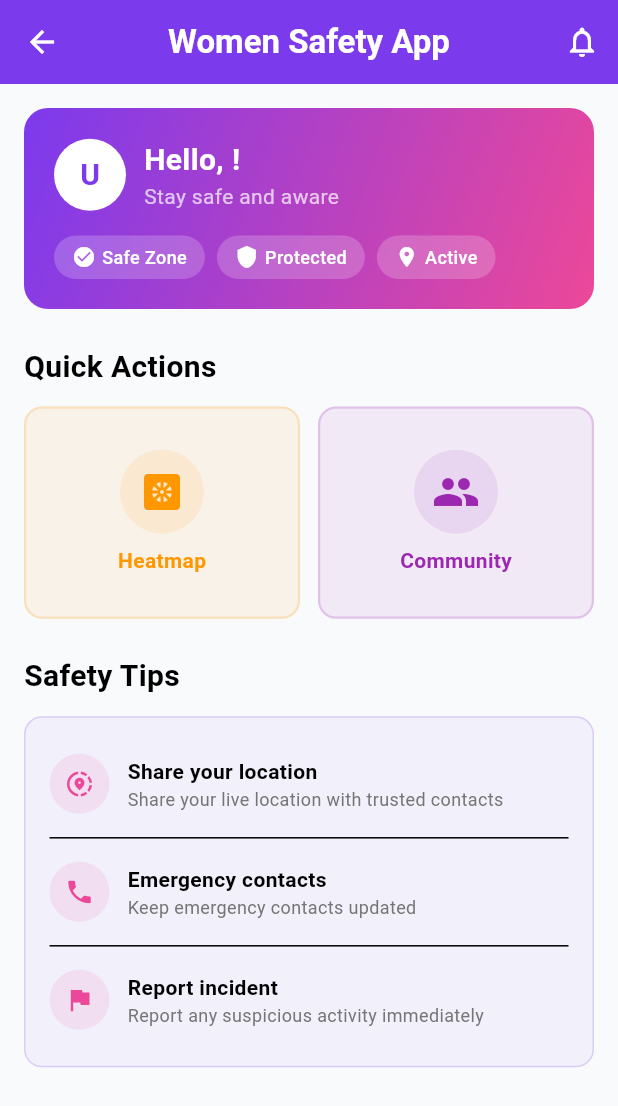
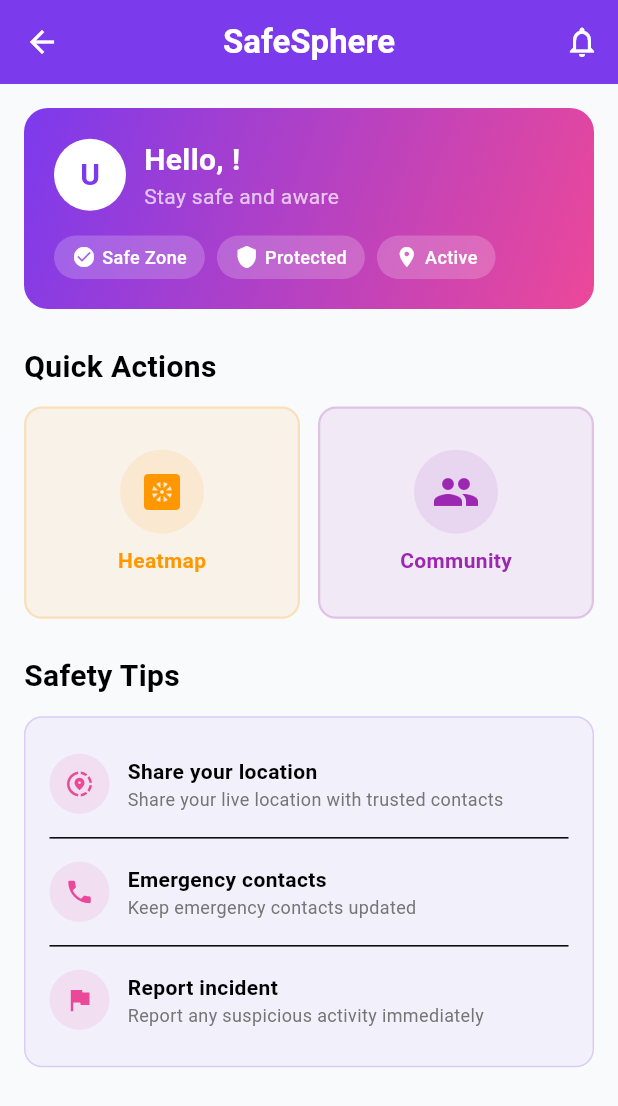
Before and after one commit to Ankita0325/SafeSphere, a Flutter app: the HomeContent screen opened directly, on a phone screen of 412 x 824 dp. Shown: the top 1106 px of the screen. Run offline on Flutter 3.47's test engine with Material 3 defaults, Android fonts, the light colour scheme and no system bars; our stand-ins replace firebase_core, flutter_map, geocoding, geolocator, google_fonts, latlong2 and 4 more; accounts and stored records are empty; network calls fail.

Commit message:
improve map with working

```diff
--- a/frontend/lib/main.dart
+++ b/frontend/lib/main.dart
@@ -52,10 +52,8 @@ class MyApp extends StatelessWidget {
         ChangeNotifierProvider(create: (_) => RouteService()),
       ],
       child: MaterialApp(
-        title: 'Women Safety App',
+        title: 'SafeSphere',
         theme: AppTheme.lightTheme,
-        darkTheme: AppTheme.darkTheme,
-        themeMode: ThemeMode.system,
         debugShowCheckedModeBanner: false,
         initialRoute: '/',
         routes: {
--- a/frontend/lib/screen/home_screen.dart
+++ b/frontend/lib/screen/home_screen.dart
@@ -67,10 +67,10 @@ class HomeContent extends StatelessWidget {
 
     return Scaffold(
       appBar: AppBar(
-        title: const Text(
-          'Women Safety App',
-          style: TextStyle(fontWeight: FontWeight.w600),
-        ),
+title: const Text(
+           'SafeSphere',
+           style: TextStyle(fontWeight: FontWeight.w600),
+         ),
         backgroundColor: const Color(0xFF7C3AED),
         foregroundColor: Colors.white,
         elevation: 0,
--- a/frontend/lib/screen/location_picker_screen.dart
+++ b/frontend/lib/screen/location_picker_screen.dart
@@ -61,7 +61,7 @@ class _LocationPickerScreenState extends State<LocationPickerScreen> {
               children: [
                 TileLayer(
                   urlTemplate: 'https://tile.openstreetmap.org/{z}/{x}/{y}.png',
-                  userAgentPackageName: 'com.womensafety.women_safety_app',
+                  userAgentPackageName: 'com.womensafety.safesphere',
                 ),
                 if (_selectedLocation != null)
                   MarkerLayer(
--- a/frontend/lib/screen/route_screen.dart
+++ b/frontend/lib/screen/route_screen.dart
@@ -939,11 +939,11 @@ class _RouteScreenState extends State<RouteScreen> {
                             minZoom: 10,
                           ),
                           children: [
-                            TileLayer(
-                              urlTemplate: 'https://{s}.basemaps.cartocdn.com/dark_all/{z}/{x}/{y}{r}.png',
-                              subdomains: const ['a', 'b', 'c', 'd'],
-                              userAgentPackageName: 'com.womensafety.women_safety_app',
-                            ),
+TileLayer(
+                               urlTemplate: 'https://{s}.tile.openstreetmap.org/{z}/{x}/{y}.png',
+                               subdomains: const ['a', 'b', 'c'],
+                               userAgentPackageName: 'com.womensafety.safesphere',
+                             ),
                             CircleLayer(circles: _heatmapCircles),
                             MarkerLayer(markers: _markers),
                             if (_polylines.isNotEmpty) PolylineLayer(polylines: _polylines),
--- a/frontend/lib/screen/splash_screen.dart
+++ b/frontend/lib/screen/splash_screen.dart
@@ -74,7 +74,7 @@ class _SplashScreenState extends State<SplashScreen> {
               ),
               const SizedBox(height: 20),
               const Text(
-                'Women Safety',
+                'SafeSphere',
                 style: TextStyle(
                   fontSize: 32,
                   fontWeight: FontWeight.bold,
--- a/frontend/lib/services/emergency_service.dart
+++ b/frontend/lib/services/emergency_service.dart
@@ -57,7 +57,7 @@ class EmergencyService extends ChangeNotifier {
         'longitude': longitude,
         'emergency_type': incidentType ?? 'general',
         'description': description ?? 'SOS alert triggered',
-        'message': 'Emergency alert from Women Safety App',
+        'message': 'Emergency alert from SafeSphere',
       });
 
       _currentEmergency = Emergency(
@@ -104,7 +104,7 @@ class EmergencyService extends ChangeNotifier {
         'longitude': position?.longitude ?? 0.0,
         'emergency_type': incidentType ?? 'general',
         'description': description ?? 'SOS alert triggered',
-        'message': 'Emergency alert from Women Safety App',
+        'message': 'Emergency alert from SafeSphere',
       });
 
       _currentEmergency = Emergency(
```
Also changed, not shown: frontend/lib/screen/heatmap_screen.dart (+20 -15 lines), frontend/pubspec.yaml (+7 -7 lines), 17 other files.
